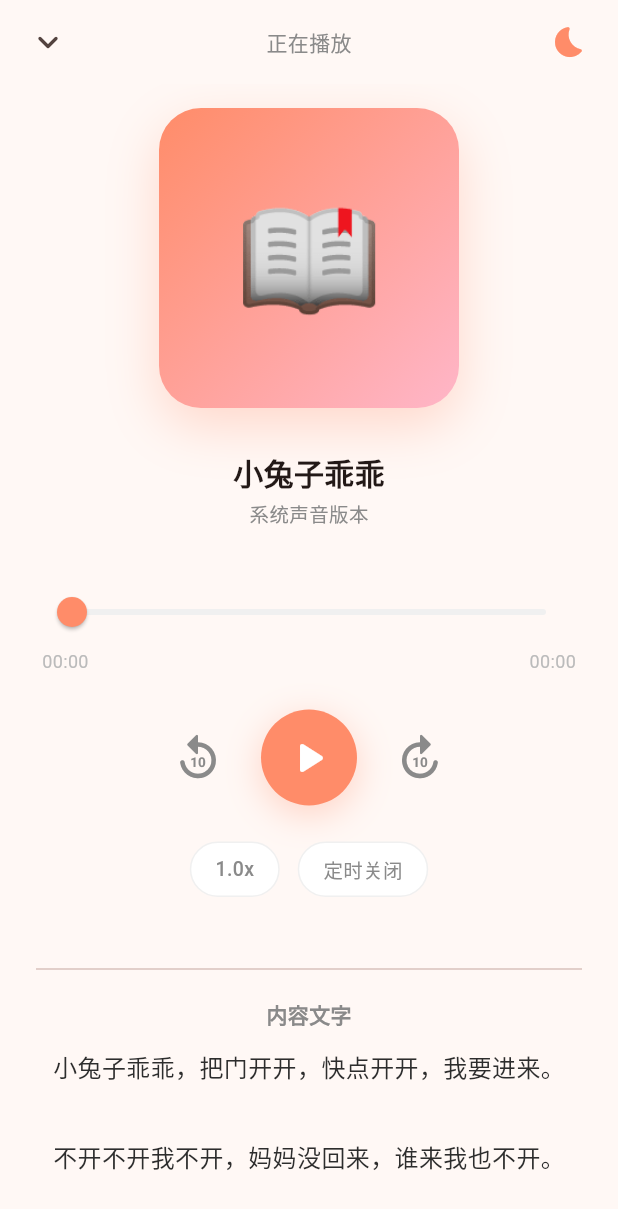
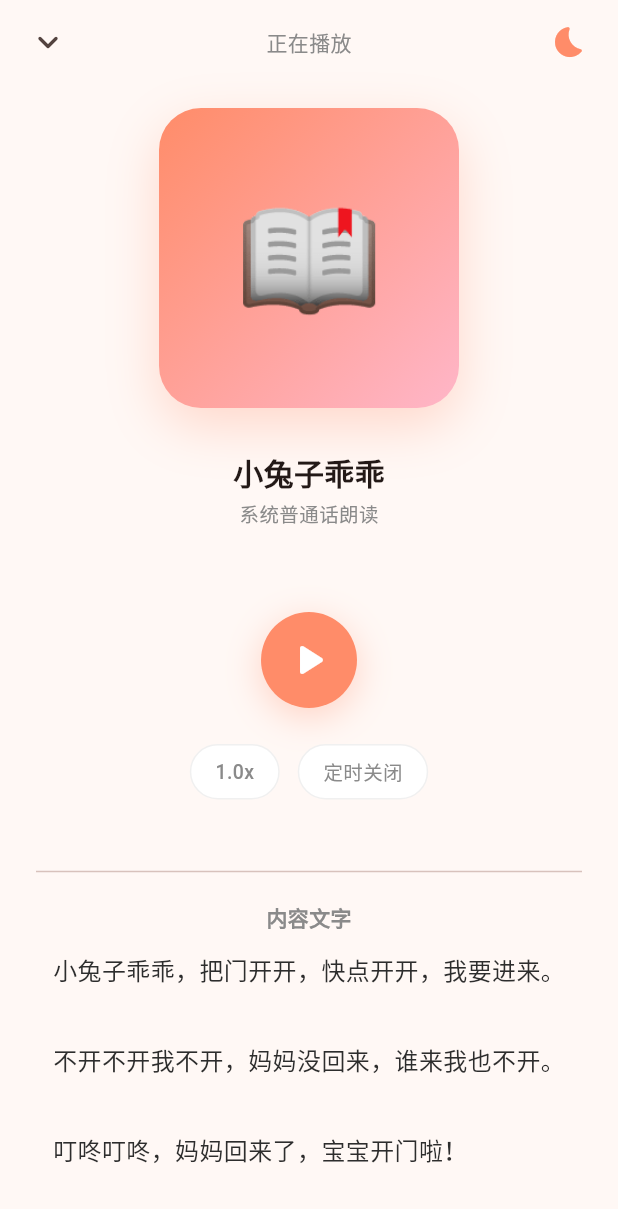
Before and after one commit to BlinkZF/baby-story, a Flutter app: the PlayerScreen screen opened directly with empty values, after a tap on the "play arrow" icon, on a phone screen of 412 x 824 dp. Shown: the top 1209 px of the screen. Run offline on Flutter 3.47's test engine with Material 3 defaults, Android fonts, the phone set to English and light mode, and no system bars; our stand-ins replace dio, flutter_riverpod, flutter_tts, go_router, just_audio, permission_handler and 1 more; missing offline and left inert: record; accounts and stored records are empty; network calls fail.

```diff
--- a/app/lib/screens/player/player_screen.dart
+++ b/app/lib/screens/player/player_screen.dart
@@ -1,6 +1,7 @@
 import 'dart:async';
 import 'package:flutter/material.dart';
 import 'package:flutter/services.dart';
+import 'package:flutter_tts/flutter_tts.dart';
 import 'package:go_router/go_router.dart';
 import 'package:just_audio/just_audio.dart';
 import '../../models/models.dart';
@@ -17,26 +18,44 @@ class PlayerScreen extends StatefulWidget {
 }
 
 class _PlayerScreenState extends State<PlayerScreen> {
+  // 专属声音播放器
   final _player = AudioPlayer();
+  // 系统 TTS（默认声音）
+  final _tts = FlutterTts();
 
   ContentModel? _content;
-  _SynthState  _synthState = _SynthState.loading;
-  bool _isPlaying  = false;
-  bool _screenDim  = false;   // 胎教模式
-  double _speed    = 1.0;
-  int?  _sleepMin;            // 定时关闭（分钟）
+  _SynthState _synthState = _SynthState.loading;
+  bool _isPlaying = false;
+  bool _screenDim = false; // 胎教模式
+  double _speed = 1.0;
+  int? _sleepMin;
   Timer? _sleepTimer;
+
+  // TTS 进度（字符位置）
+  int _ttsWordStart = 0;
+  int _ttsWordEnd = 0;
+
+  // 专属声音进度
   Duration _position = Duration.zero;
-  Duration _total    = Duration.zero;
+  Duration _total = Duration.zero;
+
+  bool get _isTtsMode => widget.voiceModelId == null;
 
   @override
   void initState() {
     super.initState();
-    _player.positionStream.listen((p) { if (mounted) setState(() => _position = p); });
-    _player.durationStream.listen((d) { if (d != null && mounted) setState(() => _total = d); });
+
+    // 专属声音播放器监听
+    _player.positionStream.listen((p) {
+      if (mounted) setState(() => _position = p);
+    });
+    _player.durationStream.listen((d) {
+      if (d != null && mounted) setState(() => _total = d);
+    });
     _player.playerStateStream.listen((s) {
-      if (mounted) setState(() => _isPlaying = s.playing);
+      if (mounted && !_isTtsMode) setState(() => _isPlaying = s.playing);
     });
+
     _initContent();
   }
 
@@ -44,35 +63,78 @@ class _PlayerScreenState extends State<PlayerScreen> {
     try {
       final content = await ApiService.instance.getContent(widget.contentId);
       if (mounted) setState(() => _content = content);
+    } catch (_) {
+      if (mounted) setState(() => _content = _mockContent(widget.contentId));
+    }
+
+    if (_isTtsMode) {
+      await _initTts();
+    } else {
       await _synthesize();
-    } catch (_) {
-      if (mounted) {
-        setState(() {
-          _content   = _mockContent(widget.contentId);
-          _synthState = _SynthState.ready;
-        });
-        // 演示：加载一段示例音频（公共域）
-        try {
-          await _player.setUrl(
-              'https://www.soundhelix.com/examples/mp3/SoundHelix-Song-1.mp3');
-        } catch (_) {}
-      }
     }
   }
 
+  // ── TTS 初始化
+  Future<void> _initTts() async {
+    await _tts.setLanguage('zh-CN');
+    await _tts.setSpeechRate(0.5); // 0.0~1.0，0.5 接近正常语速
+    await _tts.setVolume(1.0);
+    await _tts.setPitch(1.0);
+
+    _tts.setStartHandler(() {
+      if (mounted) setState(() => _isPlaying = true);
+    });
+    _tts.setCompletionHandler(() {
+      if (mounted) setState(() => _isPlaying = false);
+    });
+    _tts.setPauseHandler(() {
+      if (mounted) setState(() => _isPlaying = false);
+    });
+    _tts.setContinueHandler(() {
+      if (mounted) setState(() => _isPlaying = true);
+    });
+    // 高亮朗读进度（部分平台支持）
+    _tts.setProgressHandler((text, start, end, word) {
+      if (mounted) setState(() {
+        _ttsWordStart = start;
+        _ttsWordEnd = end;
+      });
+    });
+
+    if (mounted) setState(() => _synthState = _SynthState.ready);
+  }
+
+  // ── TTS 播放/暂停
+  Future<void> _ttsTogglePlay() async {
+    final text = _content?.textContent ?? '';
+    if (text.isEmpty) return;
+    if (_isPlaying) {
+      await _tts.pause();
+    } else {
+      // 重新朗读（部分平台不支持 resume，统一用 speak）
+      await _tts.speak(text);
+    }
+  }
+
+  // ── 专属声音合成
   Future<void> _synthesize() async {
     setState(() => _synthState = _SynthState.loading);
     try {
       final res = await ApiService.instance.synthesize(
         widget.contentId,
-        widget.voiceModelId ?? 'system',
+        widget.voiceModelId!,
       );
-      // 轮询合成状态
       await _pollSynthesize(res['taskId']);
     } catch (_) {
-      if (mounted) setState(() => _synthState = _SynthState.ready);
+      // 合成失败降级为 TTS
+      if (mounted) {
+        setState(() => _isTtsFallback = true);
+        await _initTts();
       }
     }
+  }
+
+  bool _isTtsFallback = false;
 
   Future<void> _pollSynthesize(String taskId) async {
     for (var i = 0; i < 30; i++) {
@@ -91,22 +153,37 @@ class _PlayerScreenState extends State<PlayerScreen> {
   }
 
   void _togglePlay() {
+    if (_isTtsMode || _isTtsFallback) {
+      _ttsTogglePlay();
+    } else {
       if (_isPlaying) _player.pause(); else _player.play();
     }
+  }
 
-  void _seek(Duration pos) => _player.seek(pos);
+  void _seek(Duration pos) {
+    if (!_isTtsMode) _player.seek(pos);
+  }
 
   void _changeSpeed(double s) {
     setState(() => _speed = s);
+    if (_isTtsMode || _isTtsFallback) {
+      // TTS 速度：0.5 = 1x，映射关系
+      _tts.setSpeechRate(0.5 * s);
+    } else {
       _player.setSpeed(s);
+    }
   }
 
   void _setSleepTimer(int? min) {
     _sleepTimer?.cancel();
     setState(() => _sleepMin = min);
     if (min != null) {
-      _sleepTimer = Timer(Duration(minutes: min), () {
+      _sleepTimer = Timer(Duration(minutes: min), () async {
+        if (_isTtsMode || _isTtsFallback) {
+          await _tts.stop();
+        } else {
           _player.pause();
+        }
         if (mounted) setState(() => _sleepMin = null);
       });
     }
@@ -115,13 +192,13 @@ class _PlayerScreenState extends State<PlayerScreen> {
   @override
   void dispose() {
     _player.dispose();
+    _tts.stop();
     _sleepTimer?.cancel();
     super.dispose();
   }
 
   @override
   Widget build(BuildContext context) {
-    // 胎教模式：全屏变暗
     if (_screenDim) {
       SystemChrome.setEnabledSystemUIMode(SystemUiMode.immersiveSticky);
     } else {
@@ -136,14 +213,22 @@ class _PlayerScreenState extends State<PlayerScreen> {
     );
   }
 
-  // ── 胎教模式（暗屏大字）
+  // ── 胎教模式（暗屏大字 + 高亮朗读进度）
   Widget _buildDimMode() => GestureDetector(
     onTap: () => setState(() => _screenDim = false),
     child: Center(
       child: Column(mainAxisAlignment: MainAxisAlignment.center, children: [
         Padding(
           padding: const EdgeInsets.symmetric(horizontal: 32),
-          child: Text(
+          child: _isTtsMode
+              ? _HighlightText(
+                  text: _content?.textContent ?? '',
+                  start: _ttsWordStart,
+                  end: _ttsWordEnd,
+                  style: const TextStyle(fontSize: 22, color: Colors.white70, height: 1.9),
+                  highlightColor: AppColors.primary,
+                )
+              : Text(
                   _content?.textContent ?? '',
                   textAlign: TextAlign.center,
                   style: const TextStyle(fontSize: 22, color: Colors.white70, height: 1.9),
@@ -160,7 +245,6 @@ class _PlayerScreenState extends State<PlayerScreen> {
 
   // ── 普通模式
   Widget _buildNormalMode() => Column(children: [
-    // 顶部栏
     Padding(
       padding: const EdgeInsets.symmetric(horizontal: 8, vertical: 4),
       child: Row(children: [
@@ -208,16 +292,24 @@ class _PlayerScreenState extends State<PlayerScreen> {
           Text(_content?.title ?? '加载中...',
               style: const TextStyle(fontSize: 20, fontWeight: FontWeight.w700)),
           const SizedBox(height: 4),
-          Text(widget.voiceModelId != null ? '专属声音版本' : '系统声音版本',
-              style: const TextStyle(fontSize: 13, color: AppColors.textSecondary)),
+          Text(
+            _isTtsFallback
+                ? '系统普通话朗读（专属声音生成失败）'
+                : (widget.voiceModelId != null ? '专属声音版本' : '系统普通话朗读'),
+            style: const TextStyle(fontSize: 13, color: AppColors.textSecondary),
+          ),
           const SizedBox(height: 32),
 
           // 合成状态
           if (_synthState == _SynthState.loading) ...[
             const CircularProgressIndicator(color: AppColors.primary),
             const SizedBox(height: 12),
-            const Text('正在生成专属音频，约 10~30 秒...',
-                style: TextStyle(fontSize: 13, color: AppColors.textSecondary)),
+            Text(
+              widget.voiceModelId != null
+                  ? '正在生成专属音频，约 10~30 秒...'
+                  : '正在初始化朗读引擎...',
+              style: const TextStyle(fontSize: 13, color: AppColors.textSecondary),
+            ),
             const SizedBox(height: 32),
           ],
 
@@ -231,8 +323,8 @@ class _PlayerScreenState extends State<PlayerScreen> {
             const SizedBox(height: 24),
           ],
 
-          // 进度条
-          if (_synthState == _SynthState.ready) ...[
+          // 进度条（专属声音模式才显示，TTS 不支持 seek）
+          if (_synthState == _SynthState.ready && !_isTtsMode && !_isTtsFallback) ...[
             Slider(
               value: _position.inSeconds.toDouble().clamp(0, _total.inSeconds.toDouble()),
               max: _total.inSeconds.toDouble().clamp(1, double.infinity),
@@ -251,16 +343,21 @@ class _PlayerScreenState extends State<PlayerScreen> {
             const SizedBox(height: 24),
           ],
 
+          if (_synthState == _SynthState.ready && (_isTtsMode || _isTtsFallback))
+            const SizedBox(height: 24),
+
           // 主控制按钮
           Row(mainAxisAlignment: MainAxisAlignment.center, children: [
+            if (!_isTtsMode && !_isTtsFallback)
               IconButton(
                 icon: const Icon(Icons.replay_10_rounded, size: 36),
                 color: AppColors.textSecondary,
                 onPressed: () => _seek(_position - const Duration(seconds: 10)),
               ),
-            const SizedBox(width: 16),
+            if (!_isTtsMode && !_isTtsFallback) const SizedBox(width: 16),
             _buildPlayButton(),
-            const SizedBox(width: 16),
+            if (!_isTtsMode && !_isTtsFallback) const SizedBox(width: 16),
+            if (!_isTtsMode && !_isTtsFallback)
               IconButton(
                 icon: const Icon(Icons.forward_10_rounded, size: 36),
                 color: AppColors.textSecondary,
@@ -271,13 +368,11 @@ class _PlayerScreenState extends State<PlayerScreen> {
 
           // 速度 & 定时
           Row(mainAxisAlignment: MainAxisAlignment.center, children: [
-            // 速度选择
             _ControlChip(
               label: '${_speed}x',
               onTap: () => _showSpeedSheet(),
             ),
             const SizedBox(width: 12),
-            // 定时关闭
             _ControlChip(
               label: _sleepMin == null ? '定时关闭' : '$_sleepMin 分钟后停',
               active: _sleepMin != null,
@@ -286,14 +381,22 @@ class _PlayerScreenState extends State<PlayerScreen> {
           ]),
           const SizedBox(height: 40),
 
-          // 内容文字（跟读区）
+          // 内容文字（TTS 模式高亮当前朗读词）
           if (_content != null) ...[
             const Divider(),
             const SizedBox(height: 12),
             const Text('内容文字',
                 style: TextStyle(fontSize: 14, fontWeight: FontWeight.w600, color: AppColors.textSecondary)),
             const SizedBox(height: 10),
-            Text(_content!.textContent,
+            _isTtsMode || _isTtsFallback
+                ? _HighlightText(
+                    text: _content!.textContent,
+                    start: _ttsWordStart,
+                    end: _ttsWordEnd,
+                    style: const TextStyle(fontSize: 16, color: AppColors.textPrimary, height: 1.9),
+                    highlightColor: AppColors.primary,
+                  )
+                : Text(_content!.textContent,
                     style: const TextStyle(fontSize: 16, color: AppColors.textPrimary, height: 1.9)),
             const SizedBox(height: 32),
           ],
@@ -309,12 +412,11 @@ class _PlayerScreenState extends State<PlayerScreen> {
       child: Container(
         width: size, height: size,
         decoration: BoxDecoration(
-          color: AppColors.primary,
+          color: _synthState == _SynthState.ready ? AppColors.primary : AppColors.divider,
           shape: BoxShape.circle,
-          boxShadow: [BoxShadow(
-            color: AppColors.primary.withOpacity(0.35),
-            blurRadius: 20, offset: const Offset(0, 6),
-          )],
+          boxShadow: _synthState == _SynthState.ready
+              ? [BoxShadow(color: AppColors.primary.withOpacity(0.35), blurRadius: 20, offset: const Offset(0, 6))]
+              : [],
         ),
         child: Icon(
           _isPlaying ? Icons.pause_rounded : Icons.play_arrow_rounded,
@@ -377,6 +479,44 @@ class _PlayerScreenState extends State<PlayerScreen> {
 
 enum _SynthState { loading, ready, failed }
 
+// ── 朗读高亮文字组件
+class _HighlightText extends StatelessWidget {
+  final String text;
+  final int start;
+  final int end;
+  final TextStyle style;
+  final Color highlightColor;
+
+  const _HighlightText({
+    required this.text,
+    required this.start,
+    required this.end,
+    required this.style,
+    required this.highlightColor,
+  });
+
+  @override
+  Widget build(BuildContext context) {
+    if (start >= end || start < 0 || end > text.length) {
+      return Text(text, style: style, textAlign: TextAlign.left);
+    }
+    return RichText(
+      text: TextSpan(children: [
+        TextSpan(text: text.substring(0, start), style: style),
+        TextSpan(
+          text: text.substring(start, end),
+          style: style.copyWith(
+            color: highlightColor,
+            fontWeight: FontWeight.w700,
+            backgroundColor: highlightColor.withOpacity(0.15),
+          ),
+        ),
+        TextSpan(text: text.substring(end), style: style),
+      ]),
+    );
+  }
+}
+
 class _ControlChip extends StatelessWidget {
   final String label;
   final bool active;
--- a/app/pubspec.yaml
+++ b/app/pubspec.yaml
@@ -8,6 +8,8 @@ environment:
 
 dependencies:
   flutter:
+    sdk: flutter
+  flutter_localizations:
     sdk: flutter
   cupertino_icons: ^1.0.6
 
@@ -37,6 +39,9 @@ dependencies:
   # 权限
   permission_handler: ^11.3.0
 
+  # 文字转语音
+  flutter_tts: ^4.0.2
+
   # 工具
   intl: ^0.19.0
   path_provider: ^2.1.2
```
Also changed, not shown: app/lib/main.dart (+12 -0 lines), app/lib/screens/content/content_detail_screen.dart (+22 -21 lines). Lines whose indentation alone changed are shown as unchanged.
